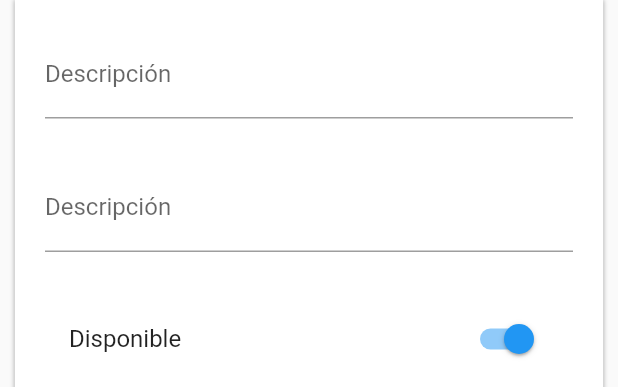
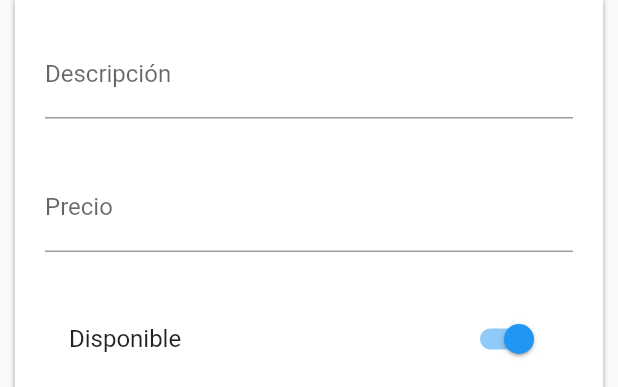
Before and after one commit to javierlrmz/shop_app, a Flutter app: the ProductForm widget shown alone on an empty page, opened directly, on a phone screen of 412 x 824 dp. Shown: the top 387 px of the screen. Run offline on Flutter 3.47's test engine with Material 2 defaults, Android fonts, the phone set to English and light mode, and no system bars; our stand-ins replace animate_do; network calls fail.

Commit message:
product screen completed

```diff
--- a/lib/screens/product_screen.dart
+++ b/lib/screens/product_screen.dart
@@ -18,7 +18,7 @@ class ProductScreen extends StatelessWidget {
 
             Stack(
               children: [
-                const ProductImage(),
+                ProductImage(url: productService.selectedProduct.imagen,),
                 backButton(context),
                 cameraButton(),
               ],
@@ -83,8 +83,8 @@ class ProductForm extends StatelessWidget {
 
             TextFormField(
               decoration: const InputDecoration(
-                labelText: 'Descripción',
-                hintText: 'Descripción del artículo'
+                labelText: 'Precio',
+                hintText: '\$99.99'
               ),
             ),
             const SizedBox(height: 30,),
```
Also changed, not shown: lib/widgets/product_image.dart (+13 -4 lines).
